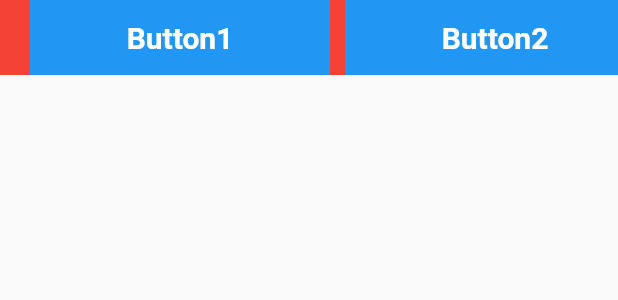
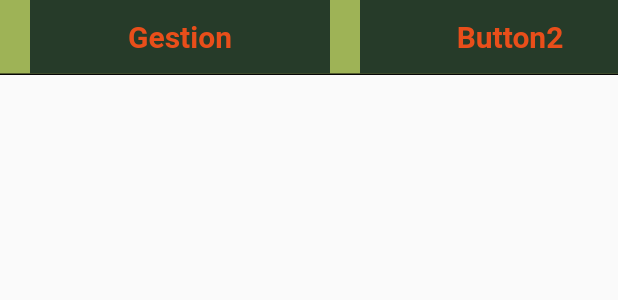
Before and after one commit to hoxuanvinh1999/TN09_Application_Web, a Flutter app: what menu() shows on an empty page, opened directly, on a phone screen of 412 x 824 dp. Shown: the top 300 px of the screen. Run offline on Flutter 3.47's test engine with Material 2 defaults, Android fonts, the phone set to English and light mode, and no system bars; our stand-ins replace cloud_firestore, firebase_auth, firebase_core, flutter_colorpicker, flutter_rating_bar, fluttertoast and 5 more; missing offline and left inert: flutter_polyline_points, translator; accounts and stored records are empty.

Commit message:
edit menu

```diff
--- a/lib/menu/menu.dart
+++ b/lib/menu/menu.dart
@@ -1,79 +1,103 @@
-import 'package:firebase_auth/firebase_auth.dart';
 import 'package:flutter/material.dart';
+import 'package:tn09_app_web_demo/menu/showSubMenu2.dart';
 import 'package:tn09_app_web_demo/menu/showSubMenu3.dart';
-import 'package:tn09_app_web_demo/pages/collecteur_page.dart';
 import 'package:tn09_app_web_demo/menu/showSubMenu1.dart';
-import 'package:tn09_app_web_demo/menu/showSubMenu2.dart';
+import 'package:tn09_app_web_demo/decoration/graphique.dart' as graphique;
 
 Widget menu({required BuildContext context}) {
   return Container(
-    color: Colors.red,
+    decoration: BoxDecoration(
+      color: Color(graphique.color['secondary_color_1']),
+      border: Border(
+        bottom: BorderSide(
+            width: 1.0, color: Color(graphique.color['defaut_black'])),
+      ),
+    ),
     width: double.infinity,
     height: 50,
     child: SingleChildScrollView(
       scrollDirection: Axis.horizontal,
       child: Row(
         children: [
-          SizedBox(
-            width: 20,
-          ),
-          GestureDetector(
+          InkWell(
             onTap: () {
               showSubMenu1(context: context);
             },
             child: Container(
+              margin: const EdgeInsets.only(left: 20, right: 10),
               alignment: Alignment.center,
               width: 200,
-              decoration: BoxDecoration(color: Colors.blue),
+              decoration: BoxDecoration(
+                color: Color(graphique.color['main_color_1']),
+              ),
               child: Padding(
-                padding: EdgeInsets.all(12.0),
-                child: Text('Button1',
+                padding: const EdgeInsets.all(12.0),
+                child: Text(graphique.languagefr['button_1_title'],
                     style: TextStyle(
-                      color: Colors.white,
+                      color: Color(graphique.color['main_color_2']),
                       fontSize: 20,
                       fontWeight: FontWeight.bold,
                     )),
               ),
             ),
           ),
-          SizedBox(
-            width: 10,
-          ),
-          GestureDetector(
+          // GestureDetector(
+          //   onTap: () {
+          //     showSubMenu1(context: context);
+          //   },
+          //   child: Container(
+          //     alignment: Alignment.center,
+          //     width: 200,
+          //     decoration: BoxDecoration(color: Colors.blue),
+          //     child: Padding(
+          //       padding: EdgeInsets.all(12.0),
+          //       child: Text('Button1',
+          //           style: TextStyle(
+          //             color: Colors.white,
+          //             fontSize: 20,
+          //             fontWeight: FontWeight.bold,
+          //           )),
+          //     ),
+          //   ),
+          // ),
+          InkWell(
             onTap: () {
               showSubMenu2(context: context);
             },
             child: Container(
+              margin: const EdgeInsets.only(left: 10, right: 10),
               alignment: Alignment.center,
               width: 200,
-              decoration: BoxDecoration(color: Colors.blue),
+              decoration: BoxDecoration(
+                color: Color(graphique.color['main_color_1']),
+              ),
               child: Padding(
-                padding: EdgeInsets.all(12.0),
+                padding: const EdgeInsets.all(12.0),
                 child: Text('Button2',
                     style: TextStyle(
-                      color: Colors.white,
+                      color: Color(graphique.color['main_color_2']),
                       fontSize: 20,
                       fontWeight: FontWeight.bold,
                     )),
               ),
             ),
           ),
-          SizedBox(
-            width: 10,
-          ),
-          GestureDetector(
+          InkWell(
             onTap: () {
               showSubMenu3(context: context);
             },
             child: Container(
+              margin: const EdgeInsets.only(left: 10, right: 10),
               alignment: Alignment.center,
               width: 200,
-              decoration: BoxDecoration(color: Colors.blue),
+              decoration: BoxDecoration(
+                color: Color(graphique.color['main_color_1']),
+              ),
               child: Padding(
-                padding: EdgeInsets.all(12.0),
+                padding: const EdgeInsets.all(12.0),
                 child: Text('Button3',
                     style: TextStyle(
-                      color: Colors.white,
+                      color: Color(graphique.color['main_color_2']),
                       fontSize: 20,
                       fontWeight: FontWeight.bold,
                     )),
```
